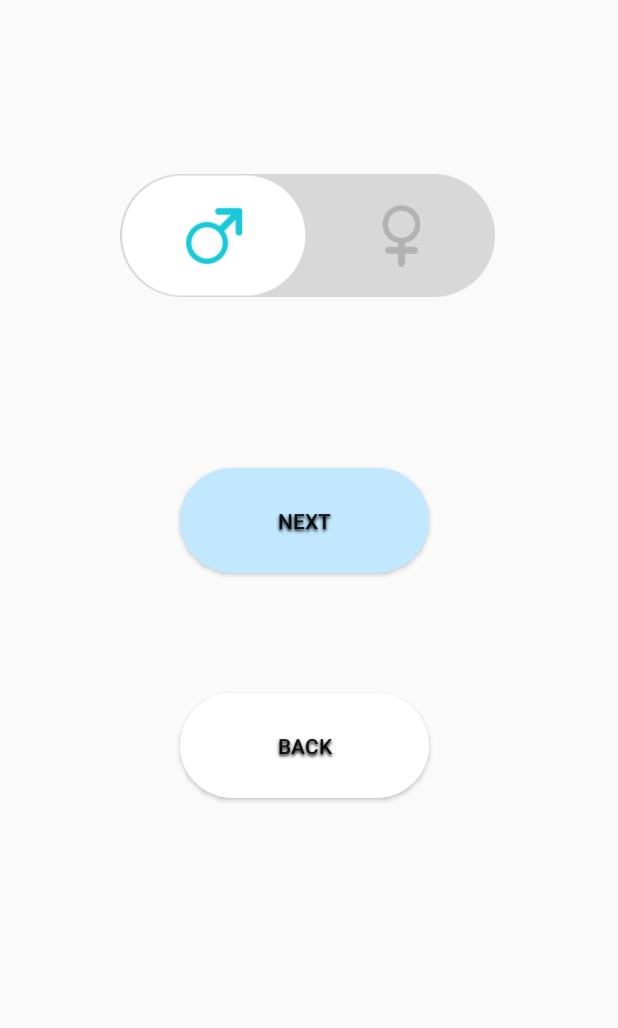
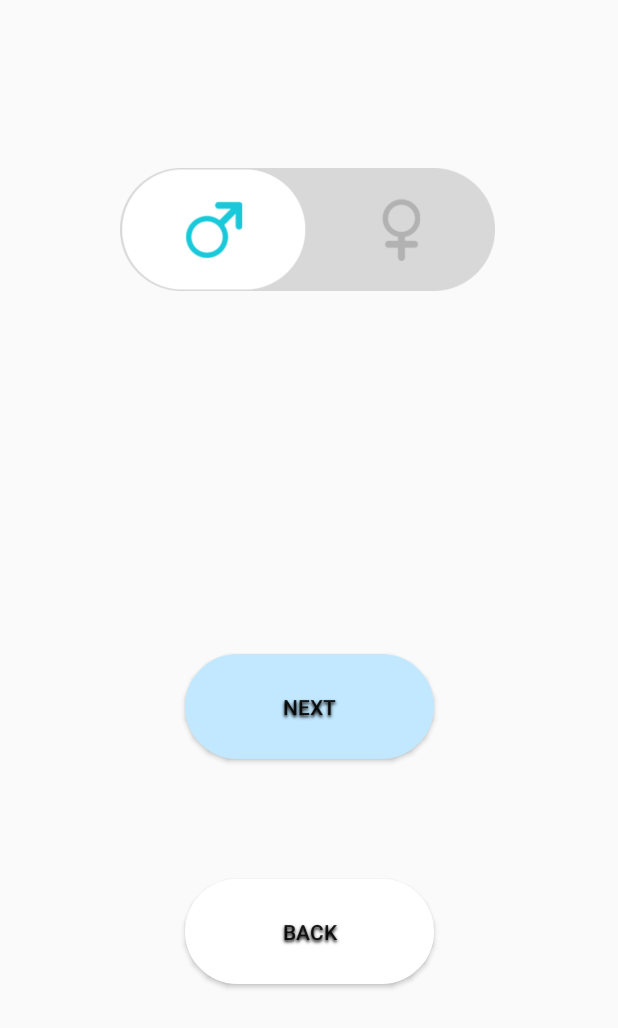
Before and after one commit to lemon-prog123/PKU-EATER, an Android app: the layout sex_selector.xml on its own in the app's theme, with its tools: preview values and no code run, on a phone screen of 412 x 824 dp. Shown: the top 1028 px of the screen. Run offline under Robolectric (Android 15) with nearby library versions, the phone set to English and light mode, and no system bars.

Commit message:
date-picker

```diff
--- a/app/src/main/res/layout/activity_main.xml
+++ b/app/src/main/res/layout/activity_main.xml
@@ -17,7 +17,7 @@
         android:shadowRadius="2"
         android:text="@string/Next"
         app:backgroundTint="#C1E8FF"
-        app:layout_constraintHorizontal_bias="0.496"
+        app:layout_constraintHorizontal_bias="0.5"
         app:layout_constraintLeft_toLeftOf="parent"
         app:layout_constraintRight_toRightOf="parent"
         app:layout_constraintTop_toTopOf="parent" />
@@ -35,7 +35,7 @@
         android:shadowDx="0"
         android:shadowDy="2"
         android:shadowRadius="2"
-        app:layout_constraintHorizontal_bias="0.497"
+        app:layout_constraintHorizontal_bias="0.5"
         app:layout_constraintLeft_toLeftOf="parent"
         app:layout_constraintRight_toRightOf="parent"
         app:layout_constraintTop_toBottomOf="@id/outlinedButton" />
--- a/app/src/main/res/layout/datapicker.xml
+++ b/app/src/main/res/layout/datapicker.xml
@@ -19,7 +19,7 @@
         app:dt_normalTextSize="14sp"
         app:dt_selectTextSize="16sp"
         android:gravity="center"
-        app:layout_constraintStart_toStartOf="parent"
+        app:layout_constraintLeft_toLeftOf="parent"
         app:layout_constraintTop_toTopOf="parent">
 </com.loper7.date_time_picker.DateTimePicker>
         <Button
@@ -27,7 +27,7 @@
             style="?attr/materialButtonOutlinedStyle"
             android:layout_width="166dp"
             android:layout_height="70dp"
-            android:layout_marginTop="614dp"
+            android:layout_marginTop="600dp"
             android:background="@drawable/btnnoraml"
             android:shadowColor="@color/black"
             android:shadowDx="0"
@@ -38,7 +38,7 @@
             app:layout_constraintLeft_toLeftOf="parent"
             app:layout_constraintRight_toRightOf="parent"
             app:layout_constraintTop_toTopOf="parent"
-            app:rippleColor="@color/material_dynamic_neutral99" />
+            />
 
 
 </androidx.constraintlayout.widget.ConstraintLayout>
--- a/app/src/main/res/layout/sex_selector.xml
+++ b/app/src/main/res/layout/sex_selector.xml
@@ -10,11 +10,11 @@
         android:layout_width="250.0dip"
         android:layout_height="82.0dip"
         android:layout_marginStart="80dp"
-        android:layout_marginTop="116dp"
+        android:layout_marginTop="112dp"
         android:background="@drawable/user_sex_selector"
         android:button="@null"
         android:gravity="center"
-        app:layout_constraintStart_toStartOf="parent"
+        app:layout_constraintLeft_toLeftOf="parent"
         app:layout_constraintTop_toTopOf="parent" />
 
     <Button
@@ -22,8 +22,7 @@
         style="?attr/materialButtonOutlinedStyle"
         android:layout_width="166dp"
         android:layout_height="70dp"
-        android:layout_marginStart="40dp"
-        android:layout_marginTop="196dp"
+        android:layout_marginTop="436dp"
         android:background="@drawable/btnnoraml"
         android:shadowColor="@color/black"
         android:shadowDx="0"
@@ -31,16 +30,15 @@
         android:shadowRadius="2"
         android:text="Next"
         app:backgroundTint="#C1E8FF"
-        app:layout_constraintStart_toStartOf="@id/btn_register_info_sex"
-        app:layout_constraintTop_toTopOf="@id/btn_register_info_sex"
-        />
+        app:layout_constraintLeft_toLeftOf="parent"
+        app:layout_constraintRight_toRightOf="parent"
+        app:layout_constraintTop_toTopOf="parent" />
 
     <Button
         android:id="@+id/btn_back"
         style="?attr/materialButtonOutlinedStyle"
         android:layout_width="166dp"
         android:layout_height="70dp"
-        android:layout_marginStart="0dp"
         android:layout_marginTop="80dp"
         android:background="@drawable/btnnoraml"
         android:shadowColor="@color/black"
@@ -49,7 +47,8 @@
         android:shadowRadius="2"
         android:text="Back"
         app:backgroundTint="#FFFFFF"
-        app:layout_constraintStart_toStartOf="@id/btn_date"
+        app:layout_constraintLeft_toLeftOf="parent"
+        app:layout_constraintRight_toRightOf="parent"
         app:layout_constraintTop_toBottomOf="@id/btn_date" />
 
 </androidx.constraintlayout.widget.ConstraintLayout>
```
Also changed, not shown: app/src/main/res/drawable/btn_noraml.xml (deleted, +0 -8 lines).
